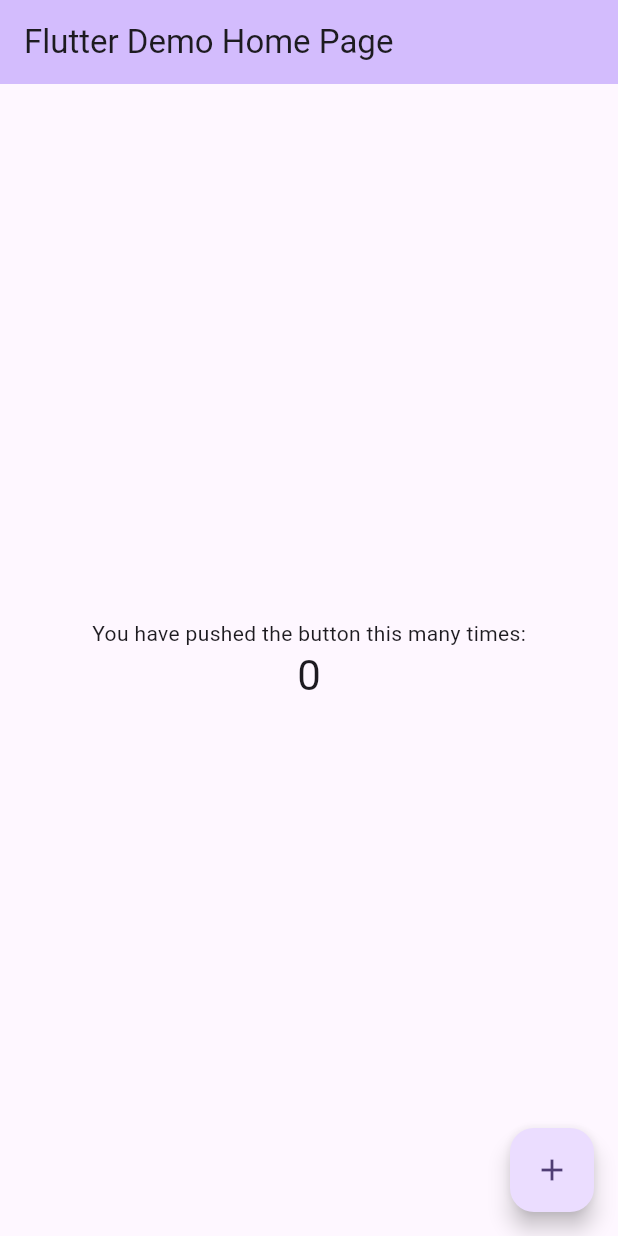
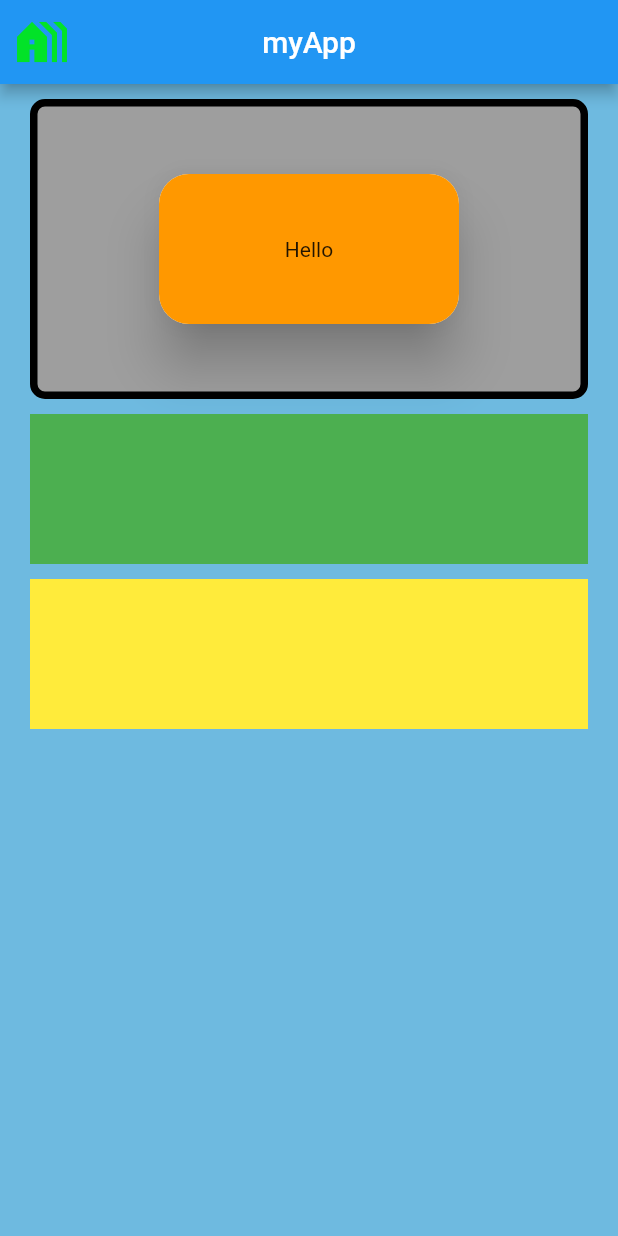
Before and after one commit to Yata777/LearningFlutterDart, a Flutter app: the screen it shows after launch, on a phone screen of 412 x 824 dp. Run offline on Flutter 3.47's test engine with Material 2 defaults, Android fonts, the phone set to English and light mode, and no system bars.

Commit message:
Lesson about Containers and Columns

```diff
--- a/DartFlutter_Course/flutterBasics/example1/lib/main.dart
+++ b/DartFlutter_Course/flutterBasics/example1/lib/main.dart
@@ -1,125 +1,15 @@
+import 'package:example1/presentation/widgets_examples_page.dart';
 import 'package:flutter/material.dart';
 
-void main() {
-  runApp(const MyApp());
-}
+void main() => runApp(const MyApp());
 
 class MyApp extends StatelessWidget {
-  const MyApp({super.key});
-
+  const MyApp({Key? key}) : super(key: key);
   // This widget is the root of your application.
   @override
   Widget build(BuildContext context) {
     return MaterialApp(
-      title: 'Flutter Demo',
-      theme: ThemeData(
-        // This is the theme of your application.
-        //
-        // TRY THIS: Try running your application with "flutter run". You'll see
-        // the application has a blue toolbar. Then, without quitting the app,
-        // try changing the seedColor in the colorScheme below to Colors.green
-        // and then invoke "hot reload" (save your changes or press the "hot
-        // reload" button in a Flutter-supported IDE, or press "r" if you used
-        // the command line to start the app).
-        //
-        // Notice that the counter didn't reset back to zero; the application
-        // state is not lost during the reload. To reset the state, use hot
-        // restart instead.
-        //
-        // This works for code too, not just values: Most code changes can be
-        // tested with just a hot reload.
-        colorScheme: ColorScheme.fromSeed(seedColor: Colors.deepPurple),
-        useMaterial3: true,
-      ),
-      home: const MyHomePage(title: 'Flutter Demo Home Page'),
+      home: WidgetsExamplesPage()
     );
   }
 }
-
-class MyHomePage extends StatefulWidget {
-  const MyHomePage({super.key, required this.title});
-
-  // This widget is the home page of your application. It is stateful, meaning
-  // that it has a State object (defined below) that contains fields that affect
-  // how it looks.
-
-  // This class is the configuration for the state. It holds the values (in this
-  // case the title) provided by the parent (in this case the App widget) and
-  // used by the build method of the State. Fields in a Widget subclass are
-  // always marked "final".
-
-  final String title;
-
-  @override
-  State<MyHomePage> createState() => _MyHomePageState();
-}
-
-class _MyHomePageState extends State<MyHomePage> {
-  int _counter = 0;
-
-  void _incrementCounter() {
-    setState(() {
-      // This call to setState tells the Flutter framework that something has
-      // changed in this State, which causes it to rerun the build method below
-      // so that the display can reflect the updated values. If we changed
-      // _counter without calling setState(), then the build method would not be
-      // called again, and so nothing would appear to happen.
-      _counter++;
-    });
-  }
-
-  @override
-  Widget build(BuildContext context) {
-    // This method is rerun every time setState is called, for instance as done
-    // by the _incrementCounter method above.
-    //
-    // The Flutter framework has been optimized to make rerunning build methods
-    // fast, so that you can just rebuild anything that needs updating rather
-    // than having to individually change instances of widgets.
-    return Scaffold(
-      appBar: AppBar(
-        // TRY THIS: Try changing the color here to a specific color (to
-        // Colors.amber, perhaps?) and trigger a hot reload to see the AppBar
-        // change color while the other colors stay the same.
-        backgroundColor: Theme.of(context).colorScheme.inversePrimary,
-        // Here we take the value from the MyHomePage object that was created by
-        // the App.build method, and use it to set our appbar title.
-        title: Text(widget.title),
-      ),
-      body: Center(
-        // Center is a layout widget. It takes a single child and positions it
-        // in the middle of the parent.
-        child: Column(
-          // Column is also a layout widget. It takes a list of children and
-          // arranges them vertically. By default, it sizes itself to fit its
-          // children horizontally, and tries to be as tall as its parent.
-          //
-          // Column has various properties to control how it sizes itself and
-          // how it positions its children. Here we use mainAxisAlignment to
-          // center the children vertically; the main axis here is the vertical
-          // axis because Columns are vertical (the cross axis would be
-          // horizontal).
-          //
-          // TRY THIS: Invoke "debug painting" (choose the "Toggle Debug Paint"
-          // action in the IDE, or press "p" in the console), to see the
-          // wireframe for each widget.
-          mainAxisAlignment: MainAxisAlignment.center,
-          children: <Widget>[
-            const Text(
-              'You have pushed the button this many times:',
-            ),
-            Text(
-              '$_counter',
-              style: Theme.of(context).textTheme.headlineMedium,
-            ),
-          ],
-        ),
-      ),
-      floatingActionButton: FloatingActionButton(
-        onPressed: _incrementCounter,
-        tooltip: 'Increment',
-        child: const Icon(Icons.add),
-      ), // This trailing comma makes auto-formatting nicer for build methods.
-    );
-  }
-}
--- /dev/null
+++ b/DartFlutter_Course/flutterBasics/example1/lib/presentation/widgets/container_text_example.dart
@@ -0,0 +1,35 @@
+import 'package:flutter/material.dart';
+
+class ContainerTextExample extends StatelessWidget {
+  const ContainerTextExample({super.key});
+
+  @override
+  Widget build(BuildContext context) {
+    return Container(
+      height: 200,
+      decoration: BoxDecoration(
+        color: Colors.grey,
+        border: Border.all(color: Colors.black, width:5),
+        borderRadius: BorderRadius.circular(10)
+      ),
+    child: Center(
+      child: Material(
+        borderRadius: BorderRadius.circular(20),
+        //Makes a shadow
+        elevation: 15,
+        child: Container(
+         //Aligns content at center
+         alignment: Alignment.center,
+         height: 100,
+         width: 200,
+         decoration: BoxDecoration(
+           color: Colors.orange,
+           borderRadius: BorderRadius.circular(20),
+         ),
+        child: Text("Hello")
+        ),
+      ),
+    )
+    );
+  }
+}
--- /dev/null
+++ b/DartFlutter_Course/flutterBasics/example1/lib/presentation/widgets_examples_page.dart
@@ -0,0 +1,37 @@
+import 'package:example1/presentation/widgets/container_text_example.dart';
+import 'package:flutter/material.dart';
+
+class WidgetsExamplesPage extends StatelessWidget{
+  const WidgetsExamplesPage({Key? key}): super(key:key);
+
+  @override
+  Widget build(BuildContext context){
+    return Scaffold(
+      backgroundColor: const Color.fromARGB(255, 110, 186, 224),
+      appBar: AppBar(
+        leading: Icon(Icons.holiday_village, size: 40, color: Color.fromARGB(255, 2, 226, 40),),
+        title: Text("myApp"),
+        centerTitle: true,
+      ),
+      body: Center(
+        child: Padding(
+          padding: const EdgeInsets.symmetric(vertical: 10, horizontal: 20),
+          child: Column(
+            //Align y-axis at top
+            mainAxisAlignment: MainAxisAlignment.start,
+            //Align x-Axis at center
+            crossAxisAlignment: CrossAxisAlignment.center,
+            children: [
+              const ContainerTextExample(),
+              SizedBox(height: 10),
+              Container(color: Colors.green,  height:100),
+              SizedBox(height: 10),
+              Container(color: Colors.yellow,  height:100)
+            ],
+          ),
+        ),
+      )
+      );
+
+  }
+}
```
